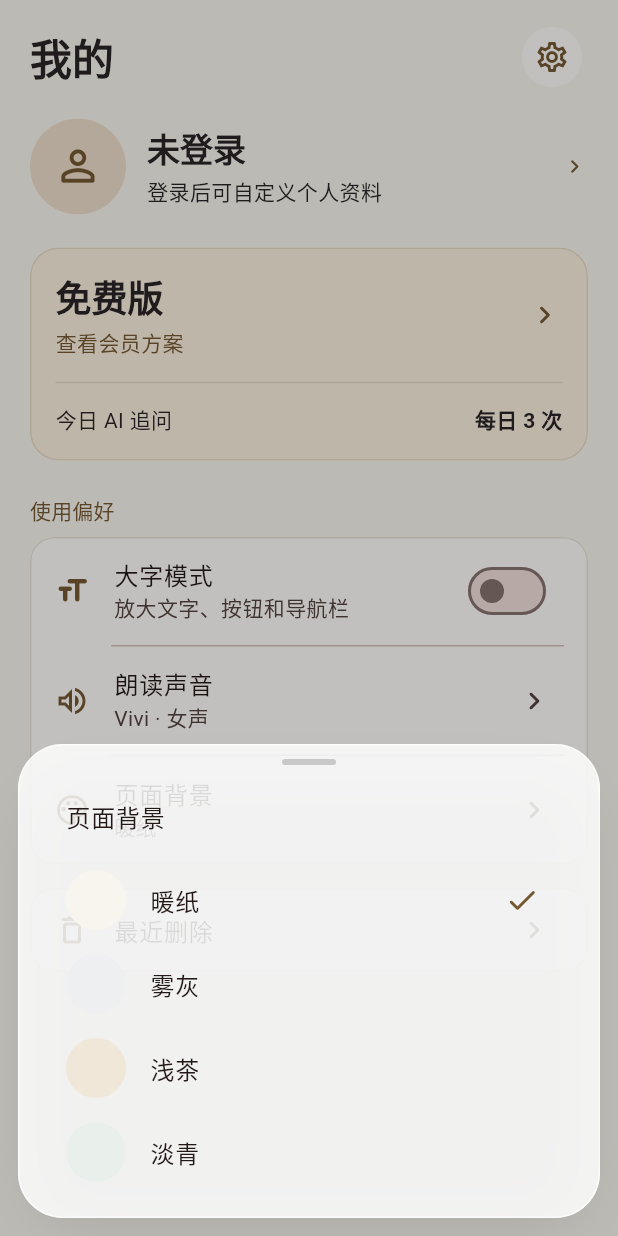
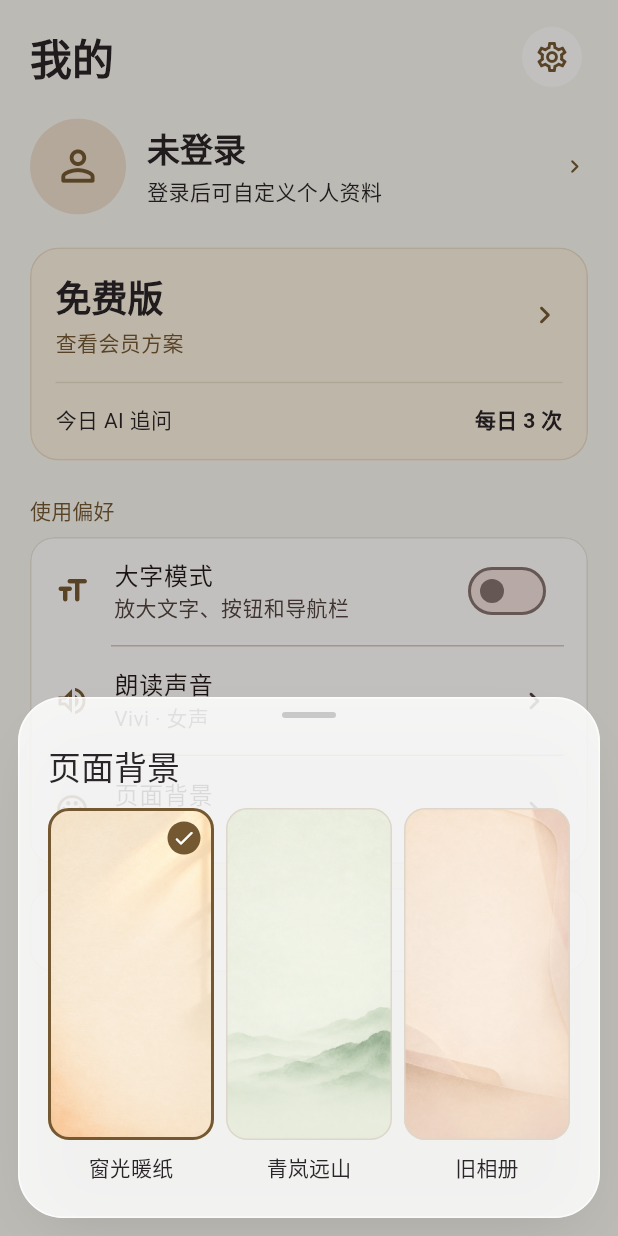
Before and after one commit to Sunming1126/LifePages, a Flutter app: the MyPage widget shown alone on an empty page, opened directly with empty values, after a tap on "页面背景", on a phone screen of 412 x 824 dp. Run offline on Flutter 3.47's test engine with Material 3 defaults, Android fonts, the phone set to English and light mode, and no system bars; our stand-ins replace audioplayers, firebase_auth, firebase_core, flutter_secure_storage, google_sign_in; missing offline and left inert: liquid_glass_widgets, qr, record, volc_engine_rtc; accounts and stored records are empty; network calls fail.

Commit message:
Add illustrated page backgrounds

```diff
--- a/lib/chat_shell.dart
+++ b/lib/chat_shell.dart
@@ -395,8 +395,14 @@ class _ChatShellState extends State<ChatShell> {
     final book = _book;
     final inset = MediaQuery.viewPaddingOf(context).bottom;
     final showNavigation = MediaQuery.viewInsetsOf(context).bottom == 0;
-    return Scaffold(
-      backgroundColor: _background.color,
+    return DecoratedBox(
+      key: const ValueKey('main-page-background'),
+      decoration: BoxDecoration(
+        color: _background.color,
+        image: DecorationImage(image: _background.image, fit: BoxFit.cover),
+      ),
+      child: Scaffold(
+        backgroundColor: Colors.transparent,
         resizeToAvoidBottomInset: true,
         body: Stack(
           children: [
@@ -442,7 +448,8 @@ class _ChatShellState extends State<ChatShell> {
                         ),
                         onRename: _renameBook,
                         onChaptersChanged: _chaptersChanged,
-                      onDelete: (id) => _changeBook('DELETE', '/api/books/$id'),
+                        onDelete: (id) =>
+                            _changeBook('DELETE', '/api/books/$id'),
                       ),
                   MyPage(
                     books: _books,
@@ -477,11 +484,14 @@ class _ChatShellState extends State<ChatShell> {
                   selectedIndex: _tab,
                   onTabSelected: (value) {
                     setState(() => _tab = value);
-                  if (value == 1 && status == null) unawaited(_refreshCounts());
+                    if (value == 1 && status == null) {
+                      unawaited(_refreshCounts());
+                    }
                   },
                 ),
               ),
           ],
+        ),
       ),
     );
   }
--- a/lib/my_page.dart
+++ b/lib/my_page.dart
@@ -14,14 +14,22 @@ import 'membership/membership_sheet.dart';
 import 'reading_preferences.dart';
 
 enum PageBackground {
-  paperTone('暖纸', paper),
-  mist('雾灰', Color(0xffeeeff0)),
-  tea('浅茶', Color(0xfff1e7d8)),
-  celadon('淡青', Color(0xffe9efea));
+  paperTone('窗光暖纸', paper, AssetImage('assets/backgrounds/warm-paper.webp')),
+  celadon(
+    '青岚远山',
+    Color(0xffe9efea),
+    AssetImage('assets/backgrounds/celadon-mist.webp'),
+  ),
+  album(
+    '旧相册',
+    Color(0xfff4e8db),
+    AssetImage('assets/backgrounds/photo-album.webp'),
+  );
 
-  const PageBackground(this.label, this.color);
+  const PageBackground(this.label, this.color, this.image);
   final String label;
   final Color color;
+  final AssetImage image;
 }
 
 class MyPage extends StatefulWidget {
@@ -212,23 +220,41 @@ class _MyPageState extends State<MyPage> with WidgetsBindingObserver {
   Future<void> _pickBackground(BuildContext context) async {
     final next = await showChatSheet<PageBackground>(
       context: context,
-      builder: (sheet) => ListView(
+      builder: (sheet) => Center(
+        heightFactor: 1,
+        child: ConstrainedBox(
+          constraints: const BoxConstraints(maxWidth: 420),
+          child: ListView(
             shrinkWrap: true,
+            padding: const EdgeInsets.fromLTRB(4, 0, 4, 4),
             children: [
-          const ListTile(title: Text('页面背景')),
+              Padding(
+                padding: const EdgeInsets.fromLTRB(0, 12, 0, 14),
+                child: Text(
+                  '页面背景',
+                  style: Theme.of(sheet).textTheme.titleLarge,
+                ),
+              ),
+              Row(
+                crossAxisAlignment: CrossAxisAlignment.start,
+                spacing: 8,
+                children: [
                   for (final choice in PageBackground.values)
-            ListTile(
-              leading: CircleAvatar(backgroundColor: choice.color),
-              title: Text(choice.label),
-              trailing: choice == widget.background
-                  ? const Icon(Icons.check_rounded, color: _profileAccent)
-                  : null,
+                    Expanded(
+                      child: _BackgroundOption(
+                        background: choice,
+                        selected: choice == widget.background,
                         onTap: () => Navigator.pop(sheet, choice),
+                      ),
                     ),
                 ],
               ),
+            ],
+          ),
+        ),
+      ),
     );
-    if (context.mounted && next != null && next != widget.background) {
+    if (context.mounted && next != null) {
       widget.onBackgroundChanged(next);
     }
   }
@@ -406,6 +432,75 @@ Widget _entry(
   onTap: onTap,
 );
 const _profileAccent = Color(0xff745832);
+
+class _BackgroundOption extends StatelessWidget {
+  const _BackgroundOption({
+    required this.background,
+    required this.selected,
+    required this.onTap,
+  });
+
+  final PageBackground background;
+  final bool selected;
+  final VoidCallback onTap;
+
+  @override
+  Widget build(BuildContext context) {
+    final radius = BorderRadius.circular(14);
+    return Semantics(
+      button: true,
+      selected: selected,
+      child: InkWell(
+        borderRadius: radius,
+        onTap: onTap,
+        child: Column(
+          crossAxisAlignment: CrossAxisAlignment.stretch,
+          children: [
+            AspectRatio(
+              aspectRatio: 0.5,
+              child: Ink(
+                decoration: BoxDecoration(
+                  color: background.color,
+                  borderRadius: radius,
+                  image: DecorationImage(
+                    image: ResizeImage(background.image, width: 320),
+                    fit: BoxFit.cover,
+                  ),
+                  border: Border.all(
+                    color: selected ? _profileAccent : const Color(0xffded6ca),
+                    width: selected ? 2 : 1,
+                  ),
+                ),
+                child: selected
+                    ? const Align(
+                        alignment: Alignment.topRight,
+                        child: Padding(
+                          padding: EdgeInsets.all(7),
+                          child: CircleAvatar(
+                            radius: 11,
+                            backgroundColor: _profileAccent,
+                            foregroundColor: Colors.white,
+                            child: Icon(Icons.check_rounded, size: 16),
+                          ),
+                        ),
+                      )
+                    : null,
+              ),
+            ),
+            Padding(
+              padding: const EdgeInsets.fromLTRB(2, 8, 2, 4),
+              child: Text(
+                background.label,
+                textAlign: TextAlign.center,
+                style: Theme.of(context).textTheme.labelLarge,
+              ),
+            ),
+          ],
+        ),
+      ),
+    );
+  }
+}
 
 class _AccountSettingsPage extends StatelessWidget {
   const _AccountSettingsPage({
--- a/pubspec.yaml
+++ b/pubspec.yaml
@@ -32,5 +32,6 @@ flutter:
     enable-swift-package-manager: false
   uses-material-design: true
   assets:
+    - assets/backgrounds/
     - assets/memoir-cover.jpg
     - assets/images/google_g_logo.png
```
Also changed, not shown: assets/backgrounds/celadon-mist.webp (added), assets/backgrounds/photo-album.webp (added), assets/backgrounds/warm-paper.webp (added), 1 other file. Lines whose indentation alone changed are shown as unchanged.
